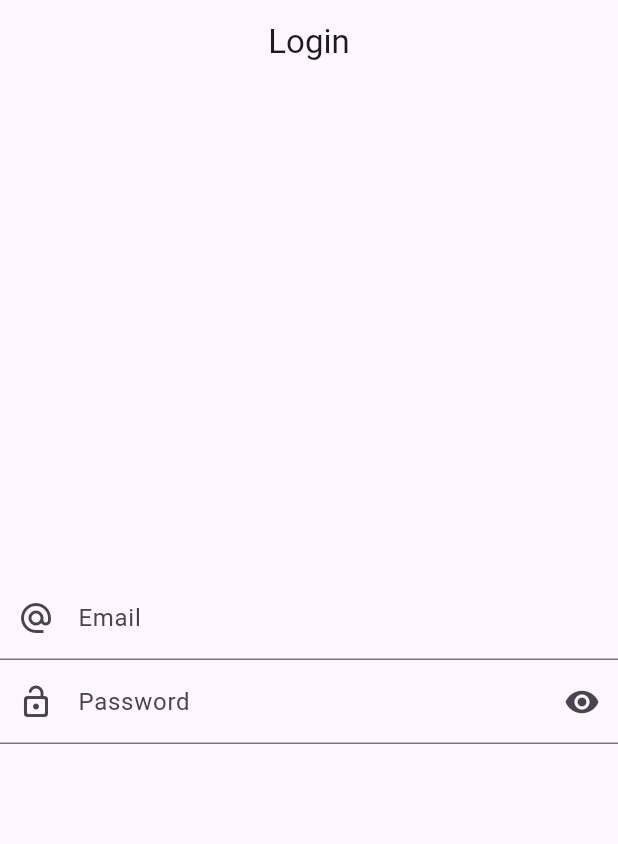
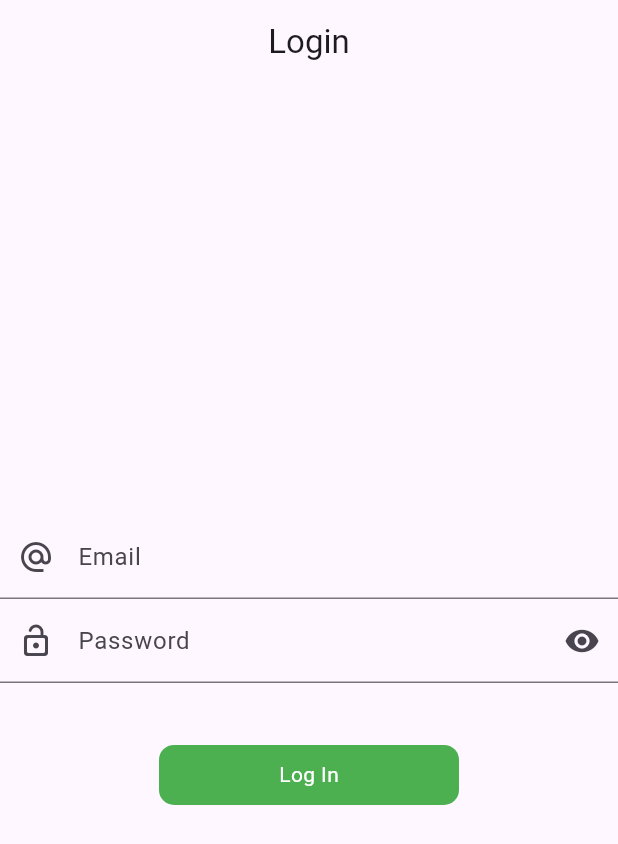
Before and after one commit to HamzaIqbalMughal/flutter_mvvm_practice, a Flutter app: the screen it shows after launch, on a phone screen of 412 x 824 dp. Shown: the top 844 px of the screen. Run offline on Flutter 3.47's test engine with Material 3 defaults, Android fonts, the light colour scheme and no system bars; our stand-ins replace another_flushbar, fluttertoast.

Commit message:
added res/components/round_button and res/colors

```diff
--- /dev/null
+++ b/devtools_options.yaml
@@ -0,0 +1 @@
+extensions:
--- /dev/null
+++ b/lib/res/colors.dart
@@ -0,0 +1,10 @@
+import 'package:flutter/material.dart';
+
+class AppColors {
+  static const Color blackColor = Colors.black;
+  static const Color whiteColor = Colors.white;
+
+  static const Color buttonColor = Colors.green;
+
+
+}
--- /dev/null
+++ b/lib/res/components/round_botton.dart
@@ -0,0 +1,31 @@
+import 'package:flutter/material.dart';
+import 'package:flutter_mvvm_practice/res/colors.dart';
+
+class RoundButton extends StatelessWidget {
+  final String title;
+  final bool loading;
+  final VoidCallback onPress;
+  const RoundButton({super.key,
+    required this.title,
+    this.loading = false,
+    required this.onPress,
+
+  });
+
+  @override
+  Widget build(BuildContext context) {
+    return InkWell(
+      onTap: onPress,
+      child: Container(
+        height: 40,
+        width: 200,
+        decoration: BoxDecoration(
+          color: AppColors.buttonColor,
+          borderRadius: BorderRadius.circular(10),
+
+        ),
+        child: Center(child: Text(title, style: TextStyle(color: AppColors.whiteColor),)),
+      ),
+    );
+  }
+}
--- a/lib/view/login_view.dart
+++ b/lib/view/login_view.dart
@@ -2,6 +2,7 @@ import 'package:flutter/material.dart';
 import 'package:flutter/services.dart';
 import 'package:flutter_mvvm_practice/utils/utils.dart';
 
+import '../res/components/round_botton.dart';
 import '../utils/routes/routes_name.dart';
 
 class LogInView extends StatefulWidget {
@@ -12,14 +13,29 @@ class LogInView extends StatefulWidget {
 }
 
 class _LogInViewState extends State<LogInView> {
-  @override
-  Widget build(BuildContext context) {
+
+  ValueNotifier<bool> _obsecurePass = ValueNotifier(true);
 
   TextEditingController _emailController = TextEditingController();
   TextEditingController _passwordController = TextEditingController();
 
-    FocusNode emailFocusNode = FocusNode();
-    FocusNode passwordFocusNode = FocusNode();
+  FocusNode _emailFocusNode = FocusNode();
+  FocusNode _passwordFocusNode = FocusNode();
+
+  @override
+  void dispose() {
+    // TODO: implement dispose
+    _emailController.dispose();
+    _passwordController.dispose();
+    _emailFocusNode.dispose();
+    _passwordFocusNode.dispose();
+    _obsecurePass.dispose();
+  }
+
+  @override
+  Widget build(BuildContext context) {
+
+    final height = MediaQuery.of(context).size.height * 1;
 
     return Scaffold(
       appBar: AppBar(
@@ -33,8 +49,9 @@ class _LogInViewState extends State<LogInView> {
           crossAxisAlignment: CrossAxisAlignment.center,
           children: [
             TextFormField(
+              controller: _emailController,
               keyboardType: TextInputType.emailAddress,
-              focusNode: emailFocusNode,
+              focusNode: _emailFocusNode,
               decoration: InputDecoration(
                 hintText: 'Email',
                 prefixIcon: Icon(Icons.alternate_email),
@@ -42,19 +59,48 @@ class _LogInViewState extends State<LogInView> {
               ),
               onFieldSubmitted: (value){
                 // FocusScope.of(context).requestFocus(passwordFocusNode); //conventional method for shifting focus // other method is using utils class
-                Utils.fieldFocusChange(context, emailFocusNode, passwordFocusNode);
+                Utils.fieldFocusChange(context, _emailFocusNode, _passwordFocusNode);
               },
             ),
-            TextFormField(
-              focusNode: passwordFocusNode,
-              obscureText: true,
+            ValueListenableBuilder(
+                valueListenable: _obsecurePass,
+                builder: (context, value, child){
+                  return TextFormField(
+                    controller: _passwordController,
+                    focusNode: _passwordFocusNode,
+                    obscureText: _obsecurePass.value,
                     obscuringCharacter: '*',
                     decoration: InputDecoration(
                       hintText: 'Password',
                       prefixIcon: Icon(Icons.lock_open_rounded),
                       labelText: 'Password',
-                suffixIcon: Icon(Icons.visibility),
+                      suffixIcon: InkWell(
+                        onTap: (){
+                          _obsecurePass.value = !_obsecurePass.value;
+                        },
+                          child: _obsecurePass.value ? Icon(Icons.visibility) : Icon(Icons.visibility_off),
                       ),
+                    ),
+                  );
+                }
+            ),
+            SizedBox(height: height * .05),
+            RoundButton(title: 'Log In',
+                onPress: (){
+                  if(_emailController.text.isEmpty && _passwordController.text.isEmpty){
+                    Utils.flushBarErrorMessage('Please enter Email and Password', context);
+                  }
+                  else if(_emailController.text.isEmpty){
+                    Utils.flushBarErrorMessage('Please enter email', context);
+                  }
+                  else if(_passwordController.text.isEmpty){
+                    Utils.flushBarErrorMessage('Please Enter Password', context);
+                  }else if(_passwordController.text.length < 6){
+                    Utils.flushBarErrorMessage('Please Enter 6 digit pass', context);
+                  }else{
+                    print('api hit');
+                  }
+                }
             ),
           ],
         ),
--- a/notes.txt
+++ b/notes.txt
@@ -27,4 +27,5 @@
 
 => Designing Views
     - Added login_view , on TextFromFields added FocusNodes, also implemented Method fieldFocusChange() in utils; for shifting focus.
-    -
+    - wrapped password TextFormField with ValueListenableBuilder , and implement with valueNotifier
+    - Added res/components/rounde_button.dart and res/colors.dart, and used RoundButton in LogInView
```
Lines whose indentation alone changed are shown as unchanged.
